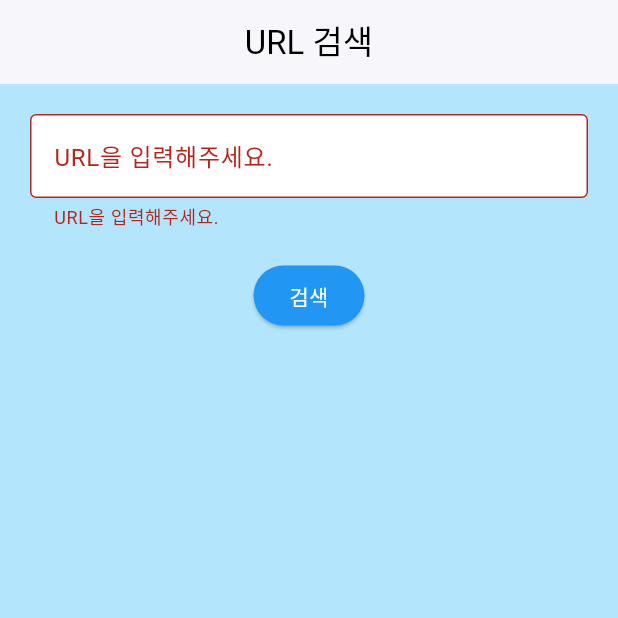
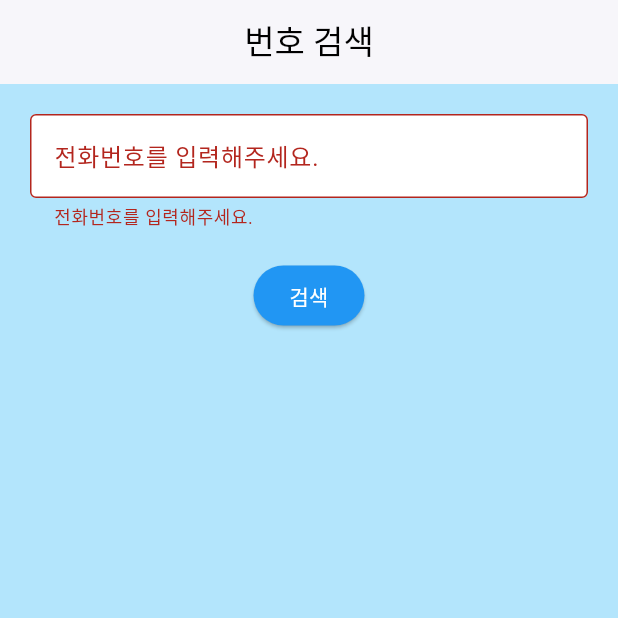
Before and after one commit to SSS-PROJECT-TEAM-9-GDG/FE, a Flutter app: the screen it shows after launch, after a tap on "검색", on a phone screen of 412 x 824 dp, the top half of it. Run offline on Flutter 3.47's test engine with Material 3 defaults, Android fonts, the phone set to English and light mode, and no system bars.

Commit message:
번호 검색 화면 분리

```diff
--- a/lib/main.dart
+++ b/lib/main.dart
@@ -9,41 +9,40 @@ class MyApp extends StatelessWidget {
 
   @override
   Widget build(BuildContext context) {
-    return MaterialApp(
-      home: const URLSearchScreen(),
+    return const MaterialApp(
+      debugShowCheckedModeBanner: false,
+      home: PhoneSearchScreen(),
     );
   }
 }
 
-class URLSearchScreen extends StatefulWidget {
-  const URLSearchScreen({super.key});
+class PhoneSearchScreen extends StatefulWidget {
+  const PhoneSearchScreen({super.key});
 
   @override
-  State<URLSearchScreen> createState() => _URLSearchScreenState();
+  State<PhoneSearchScreen> createState() => _PhoneSearchScreenState();
 }
 
-class _URLSearchScreenState extends State<URLSearchScreen> {
+class _PhoneSearchScreenState extends State<PhoneSearchScreen> {
   final TextEditingController _controller = TextEditingController();
   String? _errorText;
   bool isValid = false;
 
-  // URL 유효성 검사 함수
-  bool isValidURL(String url) {
-    final RegExp urlPattern = RegExp(
-      r'^(https?|ftp):\/\/[^\s/$.?#].[^\s]*$',
-      caseSensitive: false,
-    );
-    return urlPattern.hasMatch(url);
+  // 전화번호 유효성 검사 (02 + 8자리 = 10자리, 010/011 + 8자리 = 11자리)
+  bool isValidPhoneNumber(String phone) {
+    final RegExp seoulPhonePattern = RegExp(r'^02\d{8}$'); // 02 + 8자리
+    final RegExp mobilePhonePattern = RegExp(r'^(010|011)\d{8}$'); // 010/011 + 8자리
+    return seoulPhonePattern.hasMatch(phone) || mobilePhonePattern.hasMatch(phone);
   }
 
-  void validateURL() {
+  void validatePhone() {
     setState(() {
-      String input = _controller.text.trim();
-      if (input.isEmpty) {
-        _errorText = "URL을 입력해주세요.";
+      final value = _controller.text.trim();
+      if (value.isEmpty) {
+        _errorText = "전화번호를 입력해주세요.";
         isValid = false;
-      } else if (!isValidURL(input)) {
-        _errorText = "URL을 정확하게 입력해주세요.";
+      } else if (!isValidPhoneNumber(value)) {
+        _errorText = "전화번호를 정확하게 입력해주세요.";
         isValid = false;
       } else {
         _errorText = null;
@@ -57,7 +56,7 @@ class _URLSearchScreenState extends State<URLSearchScreen> {
     return Scaffold(
       backgroundColor: Colors.lightBlue[100],
       appBar: AppBar(
-        title: const Text("URL 검색"),
+        title: const Text("번호 검색"),
         centerTitle: true,
         backgroundColor: Colors.white,
         foregroundColor: Colors.black,
@@ -67,33 +66,30 @@ class _URLSearchScreenState extends State<URLSearchScreen> {
         padding: const EdgeInsets.all(20.0),
         child: Column(
           children: [
+            // 전화번호 입력 필드
             TextField(
               controller: _controller,
-              keyboardType: TextInputType.url,
+              keyboardType: TextInputType.phone,
               decoration: InputDecoration(
-                labelText: "URL을 입력해주세요.",
+                labelText: "전화번호를 입력해주세요.",
                 border: const OutlineInputBorder(),
                 errorText: _errorText,
                 filled: true,
                 fillColor: Colors.white,
               ),
-              // 재입력시 기존 검색 결과 초기화 (URL 재검색)
-              onChanged: (value) {
-                setState(() {
-                  isValid = false;
-                  _errorText = null;
-                });
-              },
-              onSubmitted: (value) => validateURL(),
+              // 엔터키 누르면 실행
+              onSubmitted: (_) => validatePhone(),
             ),
             const SizedBox(height: 20),
+            // 검색 버튼
             ElevatedButton(
-              onPressed: validateURL,
+              onPressed: validatePhone,
               style: ElevatedButton.styleFrom(
                 backgroundColor: Colors.blue,
               ),
               child: const Text("검색", style: TextStyle(color: Colors.white)),
             ),
+            // 유효한 번호일 때만 결과 표시
             if (isValid) ...[
               const SizedBox(height: 20),
               Container(
@@ -110,27 +106,30 @@ class _URLSearchScreenState extends State<URLSearchScreen> {
                   ],
                 ),
                 child: Column(
-                  mainAxisAlignment: MainAxisAlignment.center,
                   children: [
                     Image.asset(
                       'assets/images/character.png',
-                      width: 210,
-                      height: 180,
+                      height: 100,
+                      errorBuilder: (context, error, stackTrace) =>
+                          const Icon(Icons.error, size: 80, color: Colors.red),
                     ),
                     const SizedBox(height: 10),
-                    const SizedBox(height: 10),
-                    const Text(
-                      "안심할 수 있는 URL이에요!",
-                      style: TextStyle(
-                        fontSize: 18,
-                        fontWeight: FontWeight.bold,
-                      ),
+                    Row(
+                      mainAxisAlignment: MainAxisAlignment.center,
+                      children: const [
+                        Icon(Icons.check_box, color: Colors.green),
+                        SizedBox(width: 5),
+                        Text(
+                          "안심할 수 있는 번호에요!",
+                          style: TextStyle(fontSize: 18, fontWeight: FontWeight.bold),
+                        ),
+                      ],
                     ),
-                    const SizedBox(height: 10),
+                    const SizedBox(height: 5),
                     const Text(
                       "최근 3개월 내에\n3건 이상 접수된 민원이 없어요.",
                       textAlign: TextAlign.center,
-                      style: TextStyle(fontSize: 14),
+                      style: TextStyle(fontSize: 14, color: Colors.black54),
                     ),
                   ],
                 ),
```
